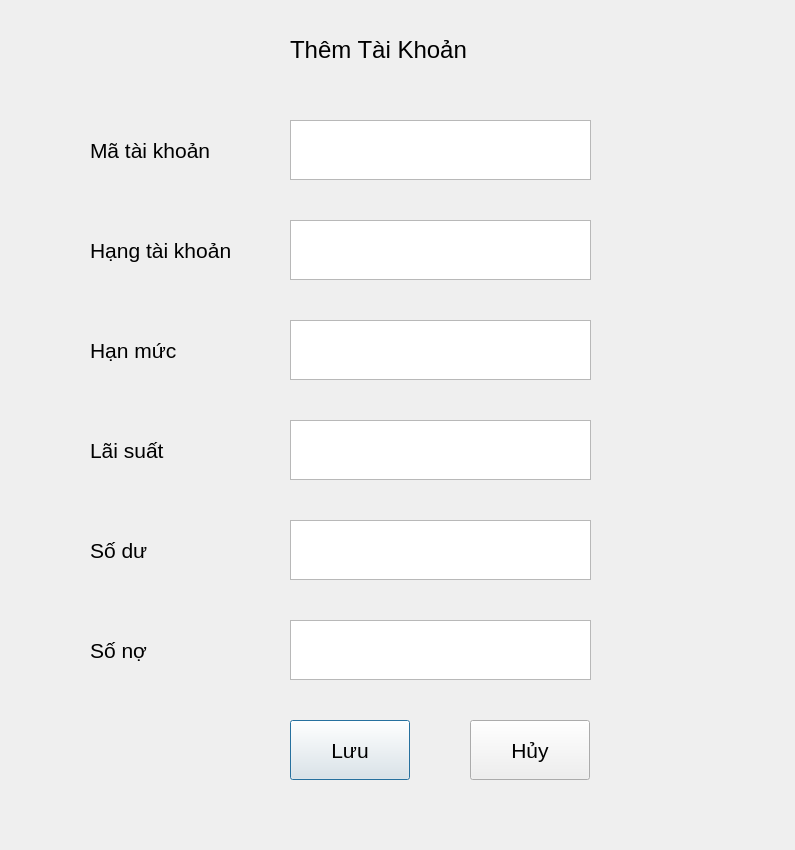
Old version of the form UI/ThemTaiKhoan.ui in the repository cuongphamduc/QuanLyChiNhanhNganHang.
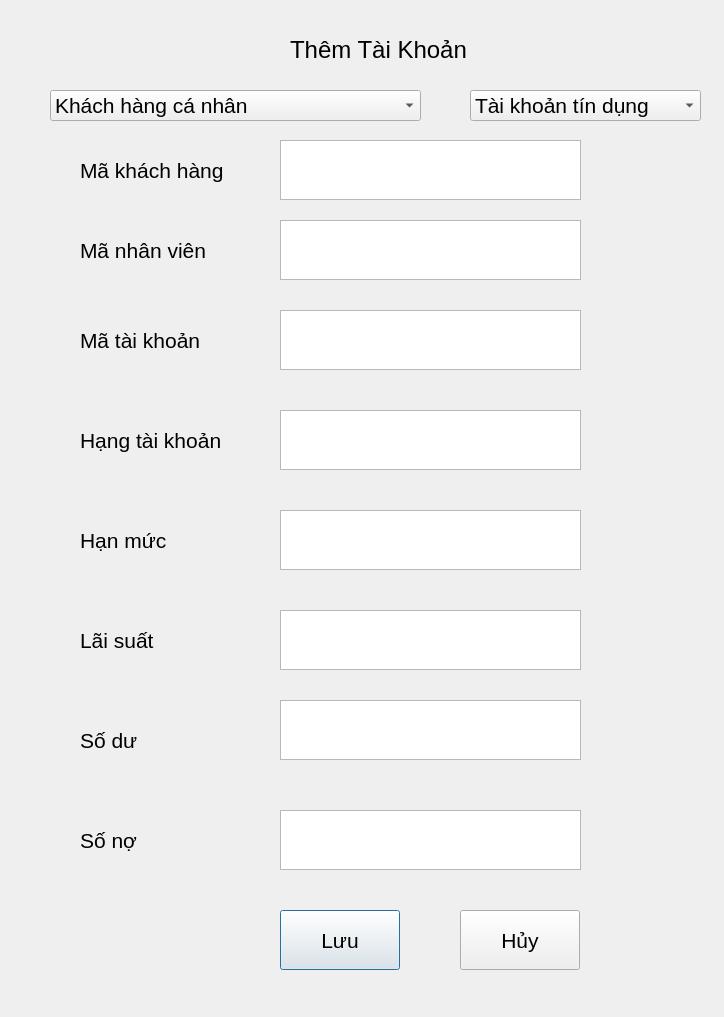
New version of the form.

```diff
--- a/UI/ThemTaiKhoan.ui
+++ b/UI/ThemTaiKhoan.ui
@@ -6,8 +6,8 @@
    <rect>
     <x>0</x>
     <y>0</y>
-    <width>795</width>
-    <height>850</height>
+    <width>724</width>
+    <height>1017</height>
    </rect>
   </property>
   <property name="font">
@@ -22,8 +22,8 @@
   <widget class="QLabel" name="label">
    <property name="geometry">
     <rect>
-     <x>90</x>
-     <y>130</y>
+     <x>80</x>
+     <y>320</y>
      <width>200</width>
      <height>40</height>
     </rect>
@@ -40,8 +40,8 @@
   <widget class="QTextEdit" name="textEdit">
    <property name="geometry">
     <rect>
-     <x>290</x>
-     <y>120</y>
+     <x>280</x>
+     <y>310</y>
      <width>301</width>
      <height>60</height>
     </rect>
@@ -50,8 +50,8 @@
   <widget class="QLabel" name="label_2">
    <property name="geometry">
     <rect>
-     <x>90</x>
-     <y>230</y>
+     <x>80</x>
+     <y>420</y>
      <width>200</width>
      <height>40</height>
     </rect>
@@ -68,8 +68,8 @@
   <widget class="QTextEdit" name="textEdit_2">
    <property name="geometry">
     <rect>
-     <x>290</x>
-     <y>220</y>
+     <x>280</x>
+     <y>410</y>
      <width>301</width>
      <height>60</height>
     </rect>
@@ -78,8 +78,8 @@
   <widget class="QLabel" name="label_3">
    <property name="geometry">
     <rect>
-     <x>90</x>
-     <y>330</y>
+     <x>80</x>
+     <y>520</y>
      <width>200</width>
      <height>40</height>
     </rect>
@@ -96,8 +96,8 @@
   <widget class="QTextEdit" name="textEdit_3">
    <property name="geometry">
     <rect>
-     <x>290</x>
-     <y>320</y>
+     <x>280</x>
+     <y>510</y>
      <width>301</width>
      <height>60</height>
     </rect>
@@ -106,8 +106,8 @@
   <widget class="QLabel" name="label_4">
    <property name="geometry">
     <rect>
-     <x>90</x>
-     <y>530</y>
+     <x>80</x>
+     <y>720</y>
      <width>200</width>
      <height>40</height>
     </rect>
@@ -124,8 +124,8 @@
   <widget class="QTextEdit" name="textEdit_4">
    <property name="geometry">
     <rect>
-     <x>290</x>
-     <y>520</y>
+     <x>280</x>
+     <y>610</y>
      <width>301</width>
      <height>60</height>
     </rect>
@@ -134,8 +134,8 @@
   <widget class="QPushButton" name="pushButton">
    <property name="geometry">
     <rect>
-     <x>290</x>
-     <y>720</y>
+     <x>280</x>
+     <y>910</y>
      <width>120</width>
      <height>60</height>
     </rect>
@@ -147,8 +147,8 @@
   <widget class="QPushButton" name="pushButton_2">
    <property name="geometry">
     <rect>
-     <x>470</x>
-     <y>720</y>
+     <x>460</x>
+     <y>910</y>
      <width>120</width>
      <height>60</height>
     </rect>
@@ -178,8 +178,8 @@
   <widget class="QLabel" name="label_6">
    <property name="geometry">
     <rect>
-     <x>90</x>
-     <y>430</y>
+     <x>80</x>
+     <y>620</y>
      <width>200</width>
      <height>40</height>
     </rect>
@@ -196,8 +196,8 @@
   <widget class="QTextEdit" name="textEdit_5">
    <property name="geometry">
     <rect>
-     <x>290</x>
-     <y>420</y>
+     <x>280</x>
+     <y>700</y>
      <width>301</width>
      <height>60</height>
     </rect>
@@ -206,8 +206,8 @@
   <widget class="QLabel" name="label_7">
    <property name="geometry">
     <rect>
-     <x>90</x>
-     <y>630</y>
+     <x>80</x>
+     <y>820</y>
      <width>200</width>
      <height>40</height>
     </rect>
@@ -224,13 +224,115 @@
   <widget class="QTextEdit" name="textEdit_6">
    <property name="geometry">
     <rect>
-     <x>290</x>
-     <y>620</y>
+     <x>280</x>
+     <y>810</y>
      <width>301</width>
      <height>60</height>
     </rect>
    </property>
   </widget>
+  <widget class="QComboBox" name="comboBox">
+   <property name="enabled">
+    <bool>true</bool>
+   </property>
+   <property name="geometry">
+    <rect>
+     <x>50</x>
+     <y>90</y>
+     <width>371</width>
+     <height>31</height>
+    </rect>
+   </property>
+   <item>
+    <property name="text">
+     <string>Khách hàng cá nhân</string>
+    </property>
+   </item>
+   <item>
+    <property name="text">
+     <string>Khách hàng tổ chức/doanh nghiệp</string>
+    </property>
+   </item>
+  </widget>
+  <widget class="QComboBox" name="comboBox_2">
+   <property name="enabled">
+    <bool>true</bool>
+   </property>
+   <property name="geometry">
+    <rect>
+     <x>470</x>
+     <y>90</y>
+     <width>231</width>
+     <height>31</height>
+    </rect>
+   </property>
+   <item>
+    <property name="text">
+     <string>Tài khoản tín dụng</string>
+    </property>
+   </item>
+   <item>
+    <property name="text">
+     <string>Tài khoản gửi tiền</string>
+    </property>
+   </item>
+  </widget>
+  <widget class="QTextEdit" name="textEdit_7">
+   <property name="geometry">
+    <rect>
+     <x>280</x>
+     <y>140</y>
+     <width>301</width>
+     <height>60</height>
+    </rect>
+   </property>
+  </widget>
+  <widget class="QLabel" name="label_8">
+   <property name="geometry">
+    <rect>
+     <x>80</x>
+     <y>150</y>
+     <width>200</width>
+     <height>40</height>
+    </rect>
+   </property>
+   <property name="font">
+    <font>
+     <pointsize>16</pointsize>
+    </font>
+   </property>
+   <property name="text">
+    <string>Mã khách hàng</string>
+   </property>
+  </widget>
+  <widget class="QTextEdit" name="textEdit_8">
+   <property name="geometry">
+    <rect>
+     <x>280</x>
+     <y>220</y>
+     <width>301</width>
+     <height>60</height>
+    </rect>
+   </property>
+  </widget>
+  <widget class="QLabel" name="label_9">
+   <property name="geometry">
+    <rect>
+     <x>80</x>
+     <y>230</y>
+     <width>200</width>
+     <height>40</height>
+    </rect>
+   </property>
+   <property name="font">
+    <font>
+     <pointsize>16</pointsize>
+    </font>
+   </property>
+   <property name="text">
+    <string>Mã nhân viên</string>
+   </property>
+  </widget>
  </widget>
  <resources/>
  <connections/>
```
